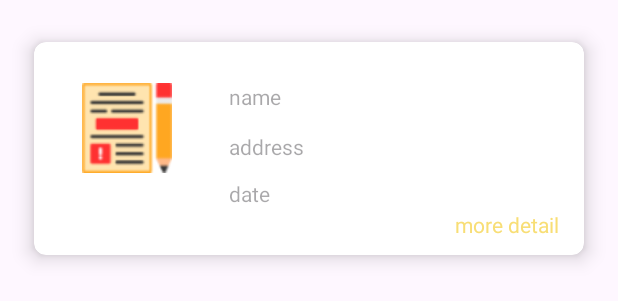
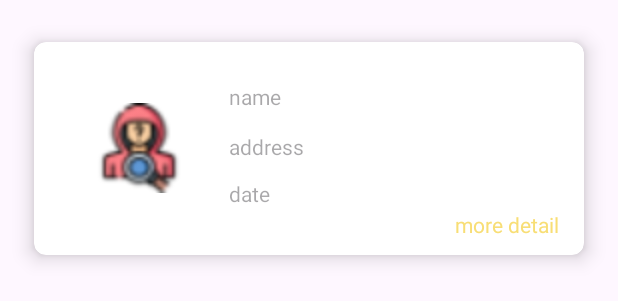
Before and after one commit to Ltrsoft2019/Police_Mannagement_System, an Android app: the layout suspect_witness_victim_card.xml on its own in the app's theme, with its tools: preview values and no code run, on a phone screen of 412 x 824 dp. Shown: the top 301 px of the screen. Run offline under Robolectric (Android 15) with nearby library versions, the phone set to English and light mode, and no system bars.

Commit message:
Commit by Ak

```diff
--- a/app/src/main/res/layout/suspect_witness_victim_card.xml
+++ b/app/src/main/res/layout/suspect_witness_victim_card.xml
@@ -20,14 +20,13 @@
         <ImageView
             android:layout_width="60dp"
             android:layout_height="60dp"
-            android:layout_marginStart="32dp"
-            android:src="@drawable/complaint"
+            android:src="@drawable/suspect"
             app:layout_constraintBottom_toTopOf="@+id/more_detail"
-            app:layout_constraintEnd_toStartOf="@+id/charector_certificate_address"
-            app:layout_constraintHorizontal_bias="0.0"
+            app:layout_constraintEnd_toEndOf="parent"
+            app:layout_constraintHorizontal_bias="0.13"
             app:layout_constraintStart_toStartOf="parent"
             app:layout_constraintTop_toTopOf="parent"
-            app:layout_constraintVertical_bias="0.529" />
+            app:layout_constraintVertical_bias="0.788" />
 
         <TextView
             android:id="@+id/name"
```
